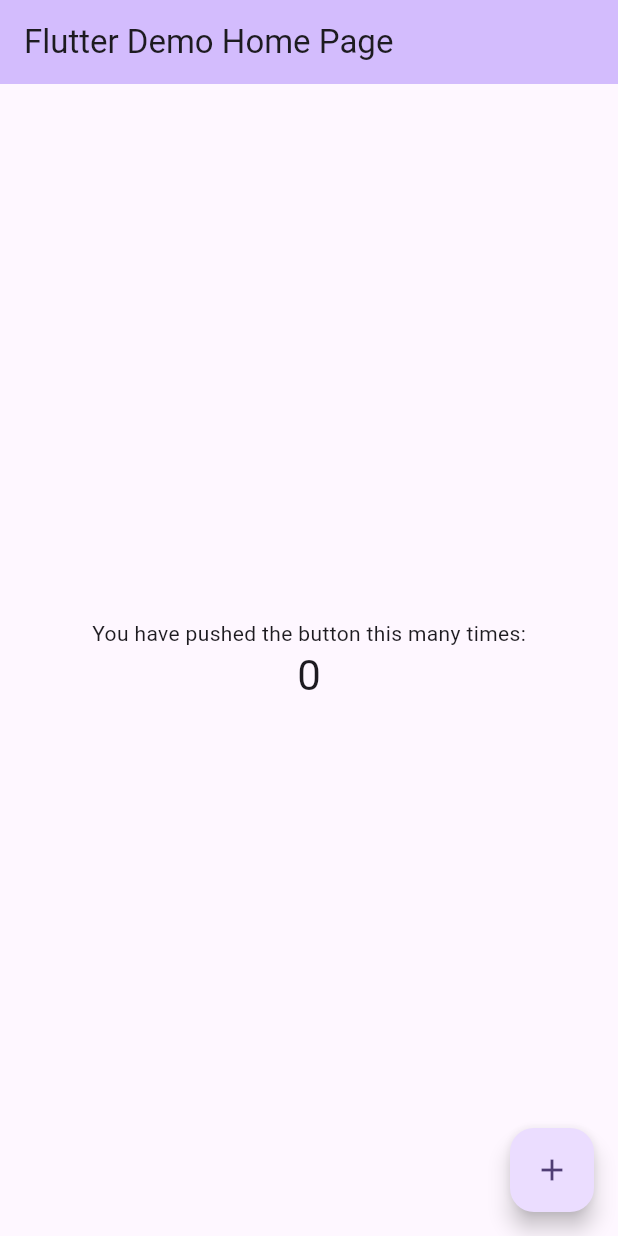
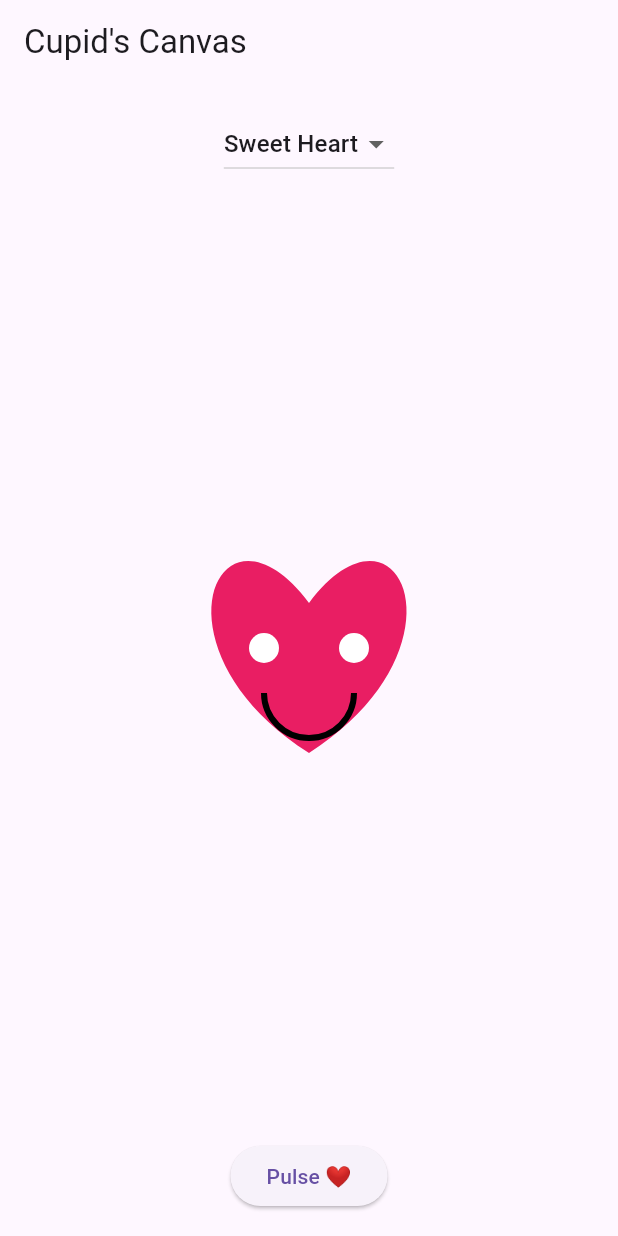
Before and after one commit to iambrianwalker/mobileAppDevelopment, a Flutter app: the screen it shows after launch, on a phone screen of 412 x 824 dp. Run offline on Flutter 3.47's test engine with Material 3 defaults, Android fonts, the phone set to English and light mode, and no system bars.

Commit message:
Add files via upload

```diff
--- a/InClass/cw03/cw03/lib/main.dart
+++ b/InClass/cw03/cw03/lib/main.dart
@@ -1,122 +1,146 @@
 import 'package:flutter/material.dart';
 
-void main() {
-  runApp(const MyApp());
-}
+void main() => runApp(const ValentineApp());
 
-class MyApp extends StatelessWidget {
-  const MyApp({super.key});
+class ValentineApp extends StatelessWidget {
+  const ValentineApp({super.key});
 
-  // This widget is the root of your application.
   @override
   Widget build(BuildContext context) {
     return MaterialApp(
-      title: 'Flutter Demo',
-      theme: ThemeData(
-        // This is the theme of your application.
-        //
-        // TRY THIS: Try running your application with "flutter run". You'll see
-        // the application has a purple toolbar. Then, without quitting the app,
-        // try changing the seedColor in the colorScheme below to Colors.green
-        // and then invoke "hot reload" (save your changes or press the "hot
-        // reload" button in a Flutter-supported IDE, or press "r" if you used
-        // the command line to start the app).
-        //
-        // Notice that the counter didn't reset back to zero; the application
-        // state is not lost during the reload. To reset the state, use hot
-        // restart instead.
-        //
-        // This works for code too, not just values: Most code changes can be
-        // tested with just a hot reload.
-        colorScheme: .fromSeed(seedColor: Colors.deepPurple),
-      ),
-      home: const MyHomePage(title: 'Flutter Demo Home Page'),
+      debugShowCheckedModeBanner: false,
+      home: const ValentineHome(),
+      theme: ThemeData(useMaterial3: true),
     );
   }
 }
 
-class MyHomePage extends StatefulWidget {
-  const MyHomePage({super.key, required this.title});
-
-  // This widget is the home page of your application. It is stateful, meaning
-  // that it has a State object (defined below) that contains fields that affect
-  // how it looks.
-
-  // This class is the configuration for the state. It holds the values (in this
-  // case the title) provided by the parent (in this case the App widget) and
-  // used by the build method of the State. Fields in a Widget subclass are
-  // always marked "final".
-
-  final String title;
+class ValentineHome extends StatefulWidget {
+  const ValentineHome({super.key});
 
   @override
-  State<MyHomePage> createState() => _MyHomePageState();
+  State<ValentineHome> createState() => _ValentineHomeState();
 }
 
-class _MyHomePageState extends State<MyHomePage> {
-  int _counter = 0;
+class _ValentineHomeState extends State<ValentineHome>with SingleTickerProviderStateMixin{
+  final List<String> emojiOptions = ['Sweet Heart', 'Party Heart'];
+  String selectedEmoji = 'Sweet Heart';
+  late AnimationController _controller;
+  late Animation<double> _scale;
 
-  void _incrementCounter() {
-    setState(() {
-      // This call to setState tells the Flutter framework that something has
-      // changed in this State, which causes it to rerun the build method below
-      // so that the display can reflect the updated values. If we changed
-      // _counter without calling setState(), then the build method would not be
-      // called again, and so nothing would appear to happen.
-      _counter++;
-    });
+  @override
+  void initState() {
+    super.initState();
+
+    _controller = AnimationController(
+      vsync: this,
+      duration: const Duration(milliseconds: 400),
+    );
+
+    _scale = Tween(begin: 1.0, end: 1.25).animate(
+      CurvedAnimation(
+        parent: _controller,
+        curve: Curves.easeInOut,
+      ),
+    );
   }
 
   @override
+  void dispose() {
+    _controller.dispose();
+    super.dispose();
+  }
+
+
+
+  @override
   Widget build(BuildContext context) {
-    // This method is rerun every time setState is called, for instance as done
-    // by the _incrementCounter method above.
-    //
-    // The Flutter framework has been optimized to make rerunning build methods
-    // fast, so that you can just rebuild anything that needs updating rather
-    // than having to individually change instances of widgets.
     return Scaffold(
-      appBar: AppBar(
-        // TRY THIS: Try changing the color here to a specific color (to
-        // Colors.amber, perhaps?) and trigger a hot reload to see the AppBar
-        // change color while the other colors stay the same.
-        backgroundColor: Theme.of(context).colorScheme.inversePrimary,
-        // Here we take the value from the MyHomePage object that was created by
-        // the App.build method, and use it to set our appbar title.
-        title: Text(widget.title),
-      ),
-      body: Center(
-        // Center is a layout widget. It takes a single child and positions it
-        // in the middle of the parent.
-        child: Column(
-          // Column is also a layout widget. It takes a list of children and
-          // arranges them vertically. By default, it sizes itself to fit its
-          // children horizontally, and tries to be as tall as its parent.
-          //
-          // Column has various properties to control how it sizes itself and
-          // how it positions its children. Here we use mainAxisAlignment to
-          // center the children vertically; the main axis here is the vertical
-          // axis because Columns are vertical (the cross axis would be
-          // horizontal).
-          //
-          // TRY THIS: Invoke "debug painting" (choose the "Toggle Debug Paint"
-          // action in the IDE, or press "p" in the console), to see the
-          // wireframe for each widget.
-          mainAxisAlignment: .center,
-          children: [
-            const Text('You have pushed the button this many times:'),
-            Text(
-              '$_counter',
-              style: Theme.of(context).textTheme.headlineMedium,
+      appBar: AppBar(title: const Text('Cupid\'s Canvas')),
+      body:
+      Column(
+        children: [
+          const SizedBox(height: 16),
+          DropdownButton<String>(
+            value: selectedEmoji,
+            items: emojiOptions
+                .map((e) => DropdownMenuItem(value: e, child: Text(e)))
+                .toList(),
+            onChanged: (value) {
+              setState(() => selectedEmoji = value ?? selectedEmoji);
+            _controller.forward().then((_) => _controller.reverse());
+            }
+          ),
+          const SizedBox(height: 16),
+          Expanded(
+            child: Center(
+              child: ScaleTransition(
+                scale: _scale,
+                child:CustomPaint(
+                    size: const Size(300, 300),
+                    painter: HeartEmojiPainter(type: selectedEmoji),
+                ),
+              ),
             ),
-          ],
-        ),
-      ),
-      floatingActionButton: FloatingActionButton(
-        onPressed: _incrementCounter,
-        tooltip: 'Increment',
-        child: const Icon(Icons.add),
+          ),
+          const SizedBox(height: 12),
+
+          ElevatedButton(
+            onPressed: () {
+              _controller.forward().then((_) => _controller.reverse());
+            },
+            child: const Text('Pulse ❤️'),
+          ),
+
+          const SizedBox(height: 16),
+        ],
       ),
     );
   }
 }
+
+class HeartEmojiPainter extends CustomPainter {
+  HeartEmojiPainter({required this.type});
+  final String type;
+
+  @override
+  void paint(Canvas canvas, Size size) {
+    final center = Offset(size.width / 2, size.height / 2);
+    final paint = Paint()..style = PaintingStyle.fill;
+
+    // Heart base
+    final heartPath = Path()
+      ..moveTo(center.dx, center.dy + 60)
+      ..cubicTo(center.dx + 110, center.dy - 10, center.dx + 60, center.dy - 120, center.dx, center.dy - 40)
+      ..cubicTo(center.dx - 60, center.dy - 120, center.dx - 110, center.dy - 10, center.dx, center.dy + 60)
+      ..close();
+
+    paint.color = type == 'Party Heart' ? const Color(0xFFF48FB1) : const Color(0xFFE91E63);
+    canvas.drawPath(heartPath, paint);
+
+    // Face features (starter)
+    final eyePaint = Paint()..color = Colors.white;
+    canvas.drawCircle(Offset(center.dx - 30, center.dy - 10), 10, eyePaint);
+    canvas.drawCircle(Offset(center.dx + 30, center.dy - 10), 10, eyePaint);
+
+    final mouthPaint = Paint()
+      ..color = Colors.black
+      ..style = PaintingStyle.stroke
+      ..strokeWidth = 4;
+    canvas.drawArc(Rect.fromCircle(center: Offset(center.dx, center.dy + 20), radius: 30), 0, 3.14, false, mouthPaint);
+
+    // Party hat placeholder (expand for confetti)
+    if (type == 'Party Heart') {
+      final hatPaint = Paint()..color = const Color(0xFFFFD54F);
+      final hatPath = Path()
+        ..moveTo(center.dx, center.dy - 110)
+        ..lineTo(center.dx - 40, center.dy - 40)
+        ..lineTo(center.dx + 40, center.dy - 40)
+        ..close();
+      canvas.drawPath(hatPath, hatPaint);
+    }
+  }
+
+  @override
+  bool shouldRepaint(covariant HeartEmojiPainter oldDelegate) => oldDelegate.type != type;
+}
```
